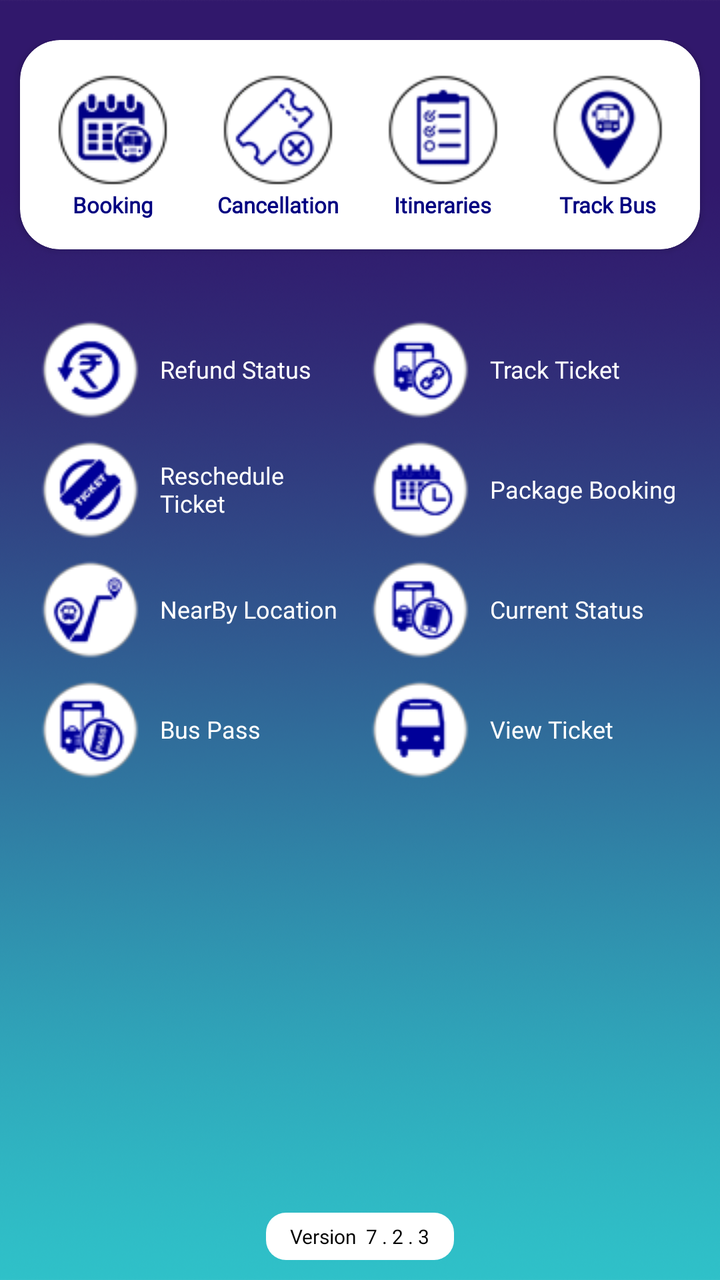
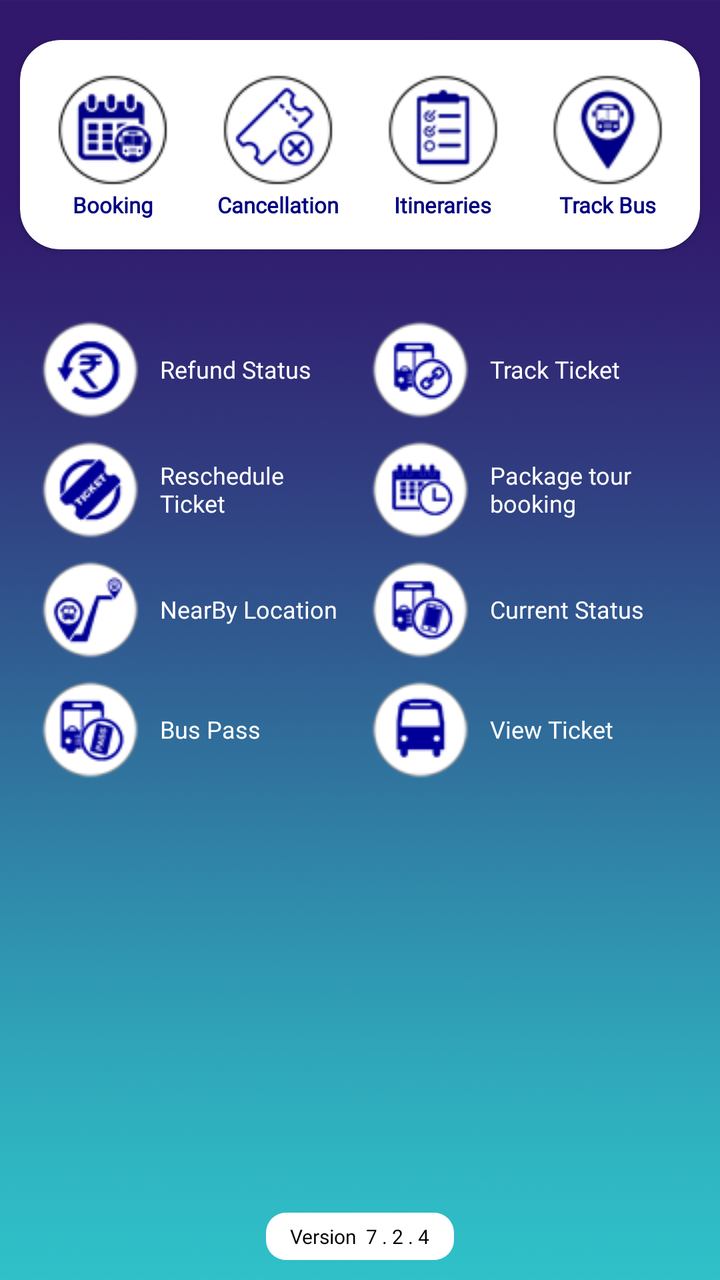

The first picture is an Android layout as it rendered before a commit; the second is the same layout after the commit. The layout source and the unified diff follow.
<!-- AndroidManifest.xml: application theme AppTheme.NoActionBar -->
<!-- res/layout/home_new.xml -->
<?xml version="1.0" encoding="utf-8"?>
<RelativeLayout
    xmlns:android="http://schemas.android.com/apk/res/android"
    xmlns:tools="http://schemas.android.com/tools"
    xmlns:app="http://schemas.android.com/apk/res-auto"
    android:id="@+id/xLinLayHomescrn"
    android:layout_width="match_parent"
    android:layout_height="wrap_content"
    android:background="@drawable/background_img">

    <LinearLayout
        android:layout_width="match_parent"
        android:layout_height="match_parent"
        android:layout_marginTop="20dp"
        android:orientation="vertical">

        <androidx.cardview.widget.CardView
            android:layout_width="match_parent"
            android:layout_height="wrap_content"
            android:layout_marginLeft="10dp"
            android:layout_marginRight="10dp"
            android:paddingLeft="5dp"
            app:cardCornerRadius="20dp"
            app:contentPadding="5dp">


            <LinearLayout
                android:layout_width="match_parent"
                android:layout_height="wrap_content"
                android:layout_marginBottom="5dp"
                android:layout_marginTop="5dp"
                android:orientation="horizontal"
                android:weightSum="4">

                <LinearLayout
                    android:id="@+id/linearLayoutAdvanceBooking"
                    android:layout_width="match_parent"
                    android:layout_height="wrap_content"
                    android:layout_marginBottom="5dp"
                    android:layout_marginTop="5dp"
                    android:layout_weight="1"
                    android:orientation="vertical">

                    <ImageView
                        android:id="@+id/imageViewBusIcon"
                        android:layout_width="match_parent"
                        android:layout_height="match_parent"
                        android:gravity="center"
                        android:src="@drawable/advancebooking_icon" />

                    <TextView
                        android:id="@+id/textViewBusIcon"
                        android:layout_width="match_parent"
                        android:layout_height="wrap_content"
                        android:layout_gravity="center"
                        android:fontFamily="@font/gotham"
                        android:gravity="center"
                        android:text="Booking"
                        android:textColor="@color/naviy"
                        android:textSize="11dp"
                        android:textStyle="bold" />
                </LinearLayout>


                <LinearLayout
                    android:id="@+id/linearLayoutCancelTicket"
                    android:layout_width="match_parent"
                    android:layout_height="match_parent"
                    android:layout_marginBottom="5dp"
                    android:layout_marginTop="5dp"
                    android:layout_weight="1"
                    android:orientation="vertical"
                    android:visibility="visible">

                    <ImageView
                        android:id="@+id/imageCancelTicket"
                        android:layout_width="match_parent"
                        android:layout_height="wrap_content"
                        android:gravity="center"
                        android:src="@drawable/cancelticket_icon" />

                    <TextView
                        android:id="@+id/textViewCancelTicket"
                        android:layout_width="match_parent"
                        android:layout_height="wrap_content"
                        android:layout_gravity="center"
                        android:fontFamily="@font/gotham"
                        android:gravity="center"
                        android:text="Cancellation"
                        android:textColor="@color/naviy"
                        android:textSize="11dp"
                        android:textStyle="bold" />
                </LinearLayout>


                <LinearLayout
                    android:id="@+id/linearLayoutItineries"
                    android:layout_width="match_parent"
                    android:layout_height="match_parent"
                    android:layout_marginBottom="5dp"
                    android:layout_marginTop="5dp"
                    android:layout_weight="1"
                    android:orientation="vertical"
                    android:visibility="visible">

                    <ImageView
                        android:id="@+id/imageViewItineries"
                        android:layout_width="match_parent"
                        android:layout_height="wrap_content"
                        android:gravity="center"
                        android:src="@drawable/itineries_icon" />

                    <TextView
                        android:id="@+id/textViewItineries"
                        android:layout_width="match_parent"
                        android:layout_height="wrap_content"
                        android:layout_gravity="center"
                        android:fontFamily="@font/gotham"
                        android:gravity="center"
                        android:text="Itineraries"
                        android:textColor="@color/naviy"
                        android:textSize="11dp"
                        android:textStyle="bold" />

                </LinearLayout>

                <LinearLayout
                    android:id="@+id/linearLayoutTrackMyBus"
                    android:layout_width="match_parent"
                    android:layout_height="match_parent"
                    android:layout_marginBottom="5dp"
                    android:layout_marginTop="5dp"
                    android:layout_weight="1"
                    android:orientation="vertical"
                    android:visibility="visible">

                    <ImageView
                        android:id="@+id/imageViewTrackMyBus"
                        android:layout_width="match_parent"
                        android:layout_height="wrap_content"
                        android:layout_gravity="center"
                        android:src="@drawable/trackmybus_icon" />

                    <TextView
                        android:id="@+id/textViewTrackMyBus"
                        android:layout_width="match_parent"
                        android:layout_height="wrap_content"
                        android:layout_gravity="center"
                        android:fontFamily="@font/gotham"
                        android:gravity="center"
                        android:text="Track Bus"
                        android:textColor="@color/naviy"
                        android:textSize="11dp"
                        android:textStyle="bold" />
                </LinearLayout>


            </LinearLayout>
        </androidx.cardview.widget.CardView>





        <LinearLayout
            android:id="@+id/originalLayout"
            android:layout_width="match_parent"
            android:layout_height="wrap_content"
            android:layout_marginLeft="15dp"
            android:layout_marginTop="30dp"
            android:layout_marginRight="15dp"
            android:orientation="horizontal"
            android:weightSum="2">

            <LinearLayout
                android:id="@+id/left_vertical"
                android:layout_width="match_parent"
                android:layout_height="wrap_content"
                android:layout_gravity="left"
                android:layout_weight="1"
                android:orientation="vertical">

                <LinearLayout
                    android:id="@+id/linearLayoutRefundStatus"
                    android:layout_width="match_parent"
                    android:layout_height="wrap_content"
                    android:gravity="left"
                    android:orientation="horizontal"
                    android:padding="5dp">

                    <ImageView
                        android:id="@+id/imageViewRefundStatus"
                        android:layout_width="wrap_content"
                        android:layout_height="wrap_content"
                        android:gravity="left"
                        android:src="@drawable/refundstatus_icon" />

                    <TextView
                        android:id="@+id/textViewRefundStatus"
                        android:layout_width="match_parent"
                        android:layout_height="wrap_content"
                        android:layout_gravity="center_vertical"
                        android:fontFamily="@font/gotham"
                        android:paddingLeft="10dp"
                        android:text="Refund Status"
                        android:textColor="@color/white"
                        android:textSize="12dp"
                        android:textStyle="normal" />

                </LinearLayout>

                <LinearLayout
                    android:id="@+id/linearLayoutResheduleTicket"
                    android:layout_width="match_parent"
                    android:layout_height="wrap_content"
                    android:layout_gravity="left"
                    android:orientation="horizontal"
                    android:padding="5dp">

                    <ImageView
                        android:id="@+id/imageViewResheduleTicket"
                        android:layout_width="wrap_content"
                        android:layout_height="wrap_content"
                        android:src="@drawable/rescheduleticket_icon" />

                    <TextView
                        android:id="@+id/textViewResheduleTicket"
                        android:layout_width="match_parent"
                        android:layout_height="wrap_content"
                        android:layout_gravity="center"
                        android:fontFamily="@font/gotham"
                        android:paddingLeft="10dp"
                        android:text="Reschedule Ticket"
                        android:textColor="@color/white"
                        android:textSize="12dp" />

                </LinearLayout>

                <LinearLayout
                    android:id="@+id/linearLayoutLinkBooking"
                    android:layout_width="match_parent"
                    android:layout_height="wrap_content"
                    android:layout_gravity="left"
                    android:orientation="horizontal"
                    android:padding="5dp">

                    <ImageView
                        android:id="@+id/imageViewLinkBooking"
                        android:layout_width="wrap_content"
                        android:layout_height="wrap_content"
                        android:gravity="center"
                        android:src="@drawable/nearbyplaces_icon" />

                    <TextView
                        android:id="@+id/textViewLinkBooking"
                        android:layout_width="match_parent"
                        android:layout_height="wrap_content"
                        android:layout_gravity="center"
                        android:layout_marginTop="0dp"
                        android:fontFamily="@font/gotham"
                        android:paddingLeft="10dp"
                        android:text="NearBy Location"
                        android:textColor="@color/white"
                        android:textSize="12dp" />

                </LinearLayout>

                <LinearLayout
                    android:id="@+id/linearLayoutBusPass"
                    android:layout_width="match_parent"
                    android:layout_height="wrap_content"
                    android:layout_gravity="left"
                    android:orientation="horizontal"
                    android:padding="5dp">

                    <ImageView
                        android:id="@+id/imageViewBusPass"
                        android:layout_width="wrap_content"
                        android:layout_height="wrap_content"
                        android:gravity="center"
                        android:src="@drawable/buspass_icon" />

                    <TextView
                        android:id="@+id/textViewBusPass"
                        android:layout_width="match_parent"
                        android:layout_height="wrap_content"
                        android:layout_gravity="center"
                        android:fontFamily="@font/gotham"
                        android:paddingLeft="10dp"
                        android:text="Bus Pass"
                        android:textColor="@color/white"
                        android:textSize="12dp" />

                </LinearLayout>


            </LinearLayout>


            <LinearLayout
                android:id="@+id/right_vertical"
                android:layout_width="match_parent"
                android:layout_height="match_parent"
                android:layout_gravity="left"
                android:layout_weight="1"
                android:orientation="vertical">

                <LinearLayout
                    android:id="@+id/linearLayoutTrackTicket"
                    android:layout_width="match_parent"
                    android:layout_height="wrap_content"
                    android:layout_gravity="left"
                    android:orientation="horizontal"
                    android:padding="5dp">


                    <ImageView
                        android:id="@+id/imageViewE-Wallet"
                        android:layout_width="wrap_content"
                        android:layout_height="wrap_content"
                        android:gravity="center"
                        android:src="@drawable/track_ticket_icon" />

                    <TextView
                        android:id="@+id/textViewTrack_ticket"
                        android:layout_width="match_parent"
                        android:layout_height="wrap_content"
                        android:layout_gravity="center"
                        android:fontFamily="@font/gotham"
                        android:paddingLeft="10dp"
                        android:text="Track Ticket"
                        android:textAppearance="?android:attr/textAppearanceSmall"
                        android:textColor="@color/white"
                        android:textSize="12dp"
                        android:textStyle="normal" />

                </LinearLayout>

                <LinearLayout
                    android:id="@+id/linearLayoutTimeTable"
                    android:layout_width="match_parent"
                    android:layout_height="wrap_content"
                    android:layout_gravity="left"
                    android:orientation="horizontal"
                    android:padding="5dp">

                    <ImageView
                        android:id="@+id/imageViewTimeTable"
                        android:layout_width="wrap_content"
                        android:layout_height="wrap_content"
                        android:gravity="center"
                        android:src="@drawable/timetable_icon" />

                    <TextView
                        android:id="@+id/textViewTimeTable"
                        android:layout_width="match_parent"
                        android:layout_height="wrap_content"
                        android:layout_gravity="center"
                        android:layout_marginTop="0dp"
                        android:fontFamily="@font/gotham"
                        android:paddingLeft="10dp"
                        android:text="Package Booking"
                        android:textColor="@color/white"
                        android:textSize="12dp"
                        android:textStyle="normal" />

                </LinearLayout>

                <LinearLayout
                    android:id="@+id/linearLayoutCurrentBooking"
                    android:layout_width="match_parent"
                    android:layout_height="wrap_content"
                    android:layout_gravity="left"
                    android:orientation="horizontal"
                    android:padding="5dp">

                    <ImageView
                        android:id="@+id/imageViewCurrentBooking"
                        android:layout_width="wrap_content"
                        android:layout_height="wrap_content"
                        android:gravity="center"
                        android:src="@drawable/currentbooking_icon" />

                    <TextView
                        android:id="@+id/textViewCurrentBooking"
                        android:layout_width="match_parent"
                        android:layout_height="wrap_content"
                        android:layout_gravity="center"
                        android:layout_marginTop="0dp"
                        android:fontFamily="@font/gotham"
                        android:paddingLeft="10dp"
                        android:text="Current Status"
                        android:textColor="@color/white"
                        android:textSize="12dp" />

                </LinearLayout>

                <LinearLayout
                    android:id="@+id/linearLayoutHireBus"
                    android:layout_width="match_parent"
                    android:layout_height="wrap_content"
                    android:layout_gravity="left"
                    android:orientation="horizontal"
                    android:padding="5dp">

                    <ImageView
                        android:id="@+id/imageViewHireBus"
                        android:layout_width="wrap_content"
                        android:layout_height="wrap_content"
                        android:gravity="center"
                        android:src="@drawable/hire_a_bus_icon" />

                    <TextView
                        android:id="@+id/textViewHireBus"
                        android:layout_width="match_parent"
                        android:layout_height="wrap_content"
                        android:layout_gravity="center"
                        android:layout_marginTop="0dp"
                        android:fontFamily="@font/gotham"
                        android:paddingLeft="10dp"
                        android:text="View Ticket"
                        android:textColor="@color/white"
                        android:textSize="12dp"
                        android:textStyle="normal" />

                </LinearLayout>


            </LinearLayout>

        </LinearLayout>


        <LinearLayout
            android:id="@+id/linearLayoutTrackRunning"
            android:layout_width="wrap_content"
            android:layout_height="wrap_content"
            android:layout_gravity="center"
            android:layout_marginTop="10dp"
            android:orientation="horizontal"
            android:visibility="gone"
            android:padding="5dp">

            <androidx.cardview.widget.CardView
                android:layout_width="wrap_content"
                android:layout_height="wrap_content"
                android:layout_marginLeft="10dp"
                android:layout_marginRight="10dp"
                android:paddingLeft="5dp"
                app:cardCornerRadius="20dp"
                app:contentPadding="5dp">

                <LinearLayout
                    android:layout_width="wrap_content"
                    android:layout_height="wrap_content"
                    android:gravity="center"
                    android:orientation="horizontal"
                    android:padding="5dp">

                    <ImageView
                        android:layout_width="wrap_content"
                        android:layout_height="40dp"
                        android:gravity="center"
                        android:src="@drawable/bus_map" />

                    <TextView
                        android:layout_width="wrap_content"
                        android:layout_height="wrap_content"
                        android:layout_gravity="center"
                        android:fontFamily="@font/gotham"
                        android:paddingLeft="10dp"
                        android:text="Live Bus Running Status"
                        android:textColor="@color/colorAccent"
                        android:textSize="12dp" />
                </LinearLayout>
            </androidx.cardview.widget.CardView>

        </LinearLayout>
        


        <LinearLayout
            android:id="@+id/showmoreLayout"
            android:layout_width="match_parent"
            android:layout_height="wrap_content"
            android:layout_centerHorizontal="true"
            android:layout_marginLeft="3dp"
            android:layout_marginRight="3dp"
            android:gravity="center"
            android:orientation="vertical"
            android:visibility="visible"
            tools:ignore="UnknownId">

            <LinearLayout
                android:layout_width="match_parent"
                android:layout_height="wrap_content"
                android:layout_marginLeft="12dp"
                android:layout_marginRight="12dp"
                android:layout_marginBottom="0dp"
                android:orientation="horizontal">


            </LinearLayout>


            <RelativeLayout
                android:layout_width="match_parent"
                android:layout_height="wrap_content"
                android:layout_marginTop="0dp">

                
                
                
                
                
                
                
                
                

                
                
                
                
                
                
                
                
                
                

            </RelativeLayout>


        </LinearLayout>
        <LinearLayout
            android:layout_width="match_parent"
            android:layout_height="match_parent"
            android:orientation="vertical"
            android:gravity="bottom"
            android:layout_alignParentBottom="true"
            android:layout_marginTop="10dp"
            android:paddingBottom="10dp">

            <androidx.viewpager.widget.ViewPager
                android:id="@+id/viewPager"
                android:layout_width="match_parent"
                android:layout_height="150dp"
                android:layout_marginLeft="10dp"
                android:layout_marginTop="10dp"
                android:layout_marginRight="10dp"
                android:layout_marginBottom="5dp"
                android:orientation="horizontal"
                tools:ignore="SpeakableTextPresentCheck" />


            <LinearLayout
                android:id="@+id/SliderDots"
                android:layout_width="match_parent"
                android:layout_height="10dp"
                android:layout_below="@+id/viewPager"
                android:gravity="center_vertical|center_horizontal"
                android:orientation="horizontal" />

            <TextView
                android:layout_width="wrap_content"
                android:layout_height="wrap_content"
                android:padding="5dp"
                android:text="   Version  7 . 2 . 3   "
                android:textColor="@color/black"
                android:layout_gravity="center"
                android:background="@drawable/btn_shape"
                android:textSize="10dp"
                android:fontFamily="@font/gotham"
                app:srcCompat="@drawable/splash" />

        </LinearLayout>
    </LinearLayout>

</RelativeLayout>
<!-- resources referenced by this layout -->
<resources>
  <color name="black">#000000</color>
  <color name="colorAccent">#9b2424</color>
  <color name="naviy">#000080</color>
  <color name="white">#FFFFFF</color>
  <!-- drawable advancebooking_icon: png bitmap (drawable, 4253 bytes) -->
  <!-- drawable background_img: png bitmap (drawable-sw720dp, 391260 bytes) -->
  <!-- drawable btn_shape (drawable) -->
  <?xml version="1.0" encoding="utf-8"?>
  <selector xmlns:android="http://schemas.android.com/apk/res/android">
      <item>
          <shape android:shape="rectangle">
              <solid android:color="@color/white" />
              <corners android:radius="10dp"/>
          </shape>
      </item>
  </selector>
  <!-- drawable bus_map: png bitmap (drawable, 3273 bytes) -->
  <!-- drawable buspass_icon: png bitmap (drawable, 3518 bytes) -->
  <!-- drawable cancelticket_icon: png bitmap (drawable, 3654 bytes) -->
  <!-- drawable currentbooking_icon: png bitmap (drawable, 3387 bytes) -->
  <!-- drawable hire_a_bus_icon: png bitmap (drawable, 2592 bytes) -->
  <!-- drawable itineries_icon: png bitmap (drawable, 3051 bytes) -->
  <!-- drawable nearbyplaces_icon: png bitmap (drawable, 3152 bytes) -->
  <!-- drawable refundstatus_icon: png bitmap (drawable, 3238 bytes) -->
  <!-- drawable rescheduleticket_icon: png bitmap (drawable, 3302 bytes) -->
  <!-- drawable splash: png bitmap (drawable, 48601 bytes) -->
  <!-- drawable timetable_icon: png bitmap (drawable, 3188 bytes) -->
  <!-- drawable track_ticket_icon: png bitmap (drawable, 3250 bytes) -->
  <!-- drawable trackmybus_icon: png bitmap (drawable, 3767 bytes) -->
  <style name="AppTheme.NoActionBar">
          <item name="windowActionBar">false</item>
          <item name="windowNoTitle">true</item>
      </style>
</resources>

<!-- the commit's change to res/layout/home_new.xml (unified diff, before → after) -->
@@ -359,7 +359,7 @@
                         android:layout_marginTop="0dp"
                         android:fontFamily="@font/gotham"
                         android:paddingLeft="10dp"
-                        android:text="Package Booking"
+                        android:text="Package tour booking"
                         android:textColor="@color/white"
                         android:textSize="12dp"
                         android:textStyle="normal" />
@@ -566,7 +566,7 @@
                 android:layout_width="wrap_content"
                 android:layout_height="wrap_content"
                 android:padding="5dp"
-                android:text="   Version  7 . 2 . 3   "
+                android:text="   Version  7 . 2 . 4   "
                 android:textColor="@color/black"
                 android:layout_gravity="center"
                 android:background="@drawable/btn_shape"
